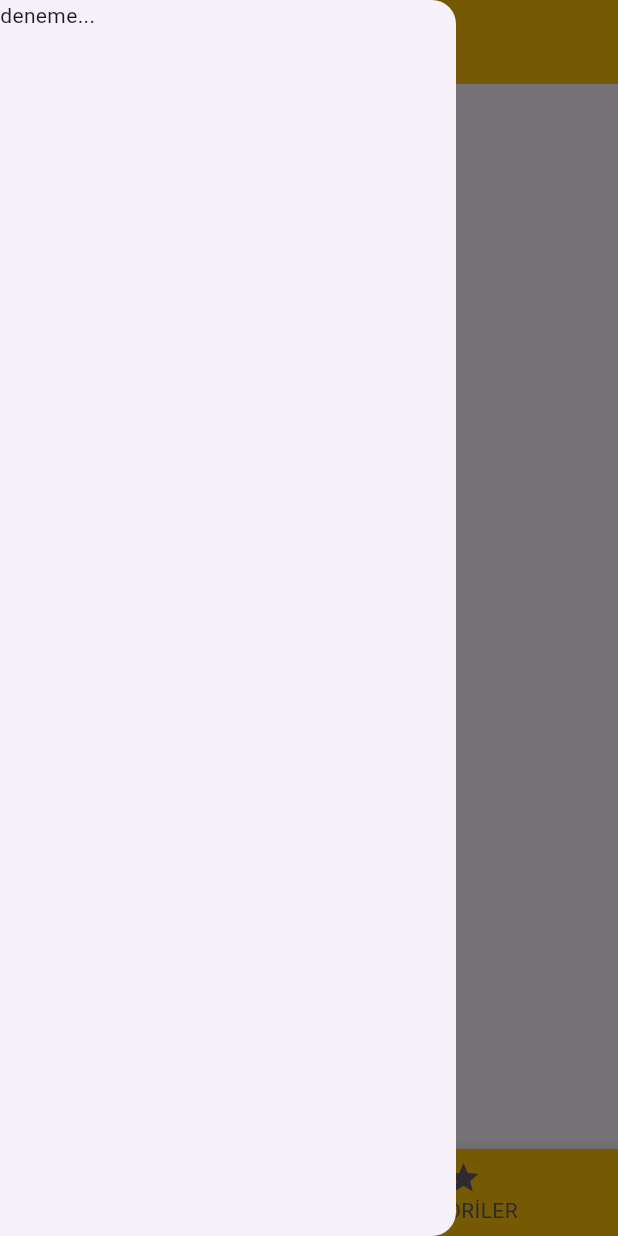
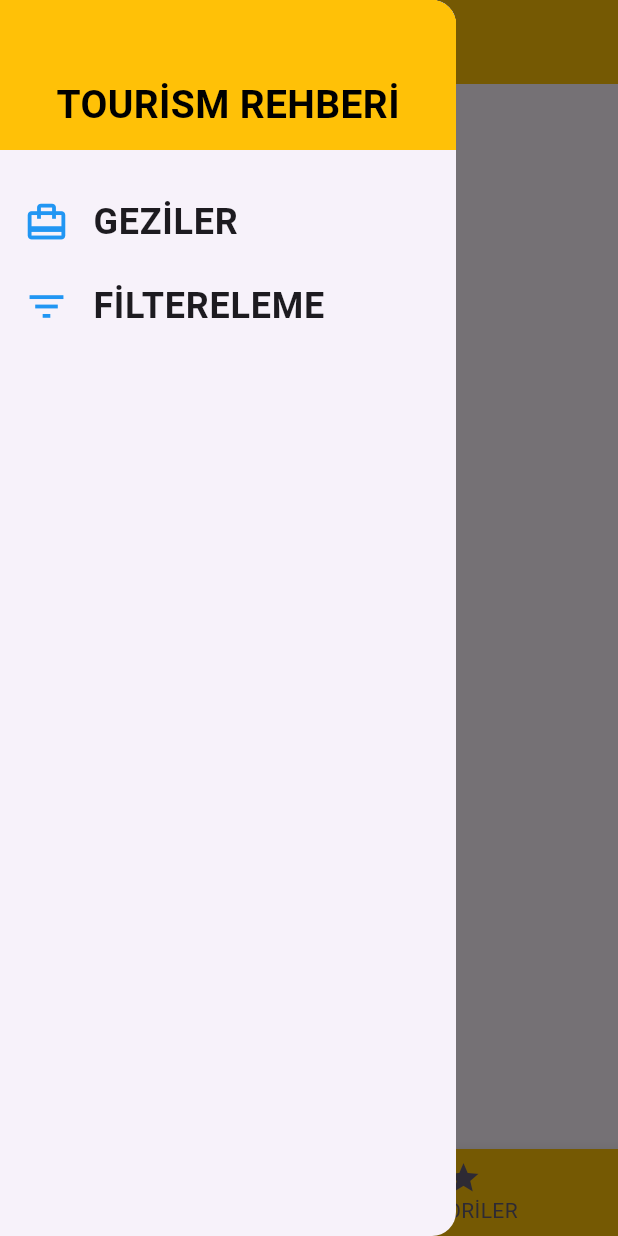
Before and after one commit to Hamzaaladaadgithab/tourism_project, a Flutter app: the screen it shows after launch, item 2 of the bottom bar chosen, with the side drawer open, on a phone screen of 412 x 824 dp. Run offline on Flutter 3.47's test engine with Material 3 defaults, Android fonts, the phone set to English and light mode, and no system bars; network calls fail; Roboto replaces fonts that are missing (ElMessiri).

Commit message:
Alt Sekme Menüsü (Bottom TabBar). ➤ Alt kısma sekmeli navigasyon yapısının eklenmesi.  Dart’ta map Kullanımı. ➤ map veri yapısının nasıl çalıştığı ve nasıl kullanıldığı. Drawer (Yan Menü) Widget'ı. ➤ Yan menü çekmecesinin oluşturulması.

```diff
--- a/lib/main.dart
+++ b/lib/main.dart
@@ -1,6 +1,7 @@
 import 'package:flutter/material.dart';
 import 'package:tourism/screens/categories_screen.dart';
 import 'package:tourism/screens/category_trips_screen.dart';
+import './screens/filters_screen.dart';
 import './screens/tabs_screen.dart';
 import 'package:tourism/screens/trip_detail_screen.dart';
 import './screens/category_trips_screen.dart';
@@ -20,7 +21,7 @@ class MyApp extends StatelessWidget {
     return MaterialApp(
       title:'Tourism App',
       theme:ThemeData(
-        primarySwatch: Colors.blue,
+        primarySwatch: Colors.amber,
 
       ),
 
@@ -28,9 +29,10 @@ class MyApp extends StatelessWidget {
       initialRoute: '/',
       routes: {
         // bu artık ana sayfamız yani app ilk çalıştığında bunu çıkıyor
-        '/': (context) => TabsScreen(),
+        '/': (context) => TabsScreen(), // Anasayfa (HomePage)
         CategoryTripsScreen.routeName: (context) => CategoryTripsScreen(),
         TripDetailScreen.screenRoute:(context) => TripDetailScreen(),
+        FiltersScreen.screenRoute:(context) => FiltersScreen(),
             },
     );
   }
--- a/lib/screens/tabs_screen.dart
+++ b/lib/screens/tabs_screen.dart
@@ -1,4 +1,5 @@
 import 'package:flutter/material.dart';
+import '../widgets/app_drawer.dart';
 import './categories_screen.dart';
 import './favorites_scrren.dart';
 
@@ -56,9 +57,8 @@ class _TabsScreenState extends State<TabsScreen> {
           ),
         ),
     ),
-    drawer: Drawer(
-      child:Text('deneme...'),
-    ),
+     drawer: AppDrawer(),
+
     body:_screens[_selectedScreenIndex]['Screen'] as Widget,
 
   bottomNavigationBar:BottomNavigationBar(
--- a/lib/widgets/app_drawer.dart
+++ b/lib/widgets/app_drawer.dart
@@ -0,0 +1,69 @@
+import 'package:flutter/material.dart';
+import '../screens/filters_screen.dart';
+
+class AppDrawer extends StatelessWidget {
+  const AppDrawer({super.key});
+
+
+
+  Widget buildListTile(String title, IconData icon, VoidCallback onTapLink){
+    return ListTile(
+      leading: Icon(
+        icon,
+      size:30,
+      color:Colors.blue),
+      title: Text(
+        title,
+        style: TextStyle(
+          fontFamily:'ElMessiri',
+          fontSize:24,
+          fontWeight: FontWeight.bold,
+        ),
+      ),
+
+        onTap:onTapLink, //..
+
+    );
+   }
+
+  @override
+  Widget build(BuildContext context) {
+    return Drawer(
+      child:Column(
+        children: [
+          Container(
+            height: 100,
+            width: double.infinity,
+            padding:EdgeInsets.only(top:40),
+            alignment: Alignment.center,
+            color:Colors.amber,
+            child: Text('TOURİSM REHBERİ',
+             style:TextStyle(
+            color:Colors.black,
+             fontSize:26,
+             fontFamily:'ElMessiri',
+             fontWeight:FontWeight.bold,
+
+             ),
+          ),
+          ),
+          SizedBox(height:20),
+
+          buildListTile('GEZİLER' ,
+           Icons.card_travel,(){
+             // Butona tıklanınca yapılacak işlem
+           Navigator.of(context).pushReplacementNamed('/');
+           }
+           ),
+
+          buildListTile('FİLTERELEME',
+           Icons.filter_list,(){
+             // Butona tıklanınca yapılacak işlem
+           Navigator.of(context).pushReplacementNamed(FiltersScreen.screenRoute);
+           }
+           ),
+        ],
+      ),
+    );
+  }
+}
--- a/lib/widgets/category_item.dart
+++ b/lib/widgets/category_item.dart
@@ -59,7 +59,7 @@ class CategoryItem extends StatelessWidget {
                   child: Image.network(
                     imageUrl,
                     height:120,
-                    width:160,
+                    width:150,
                     fit: BoxFit.cover,
                   ),
                 ),
```
Also changed, not shown: lib/screens/filters_screen.dart (added, +34 -0 lines).
